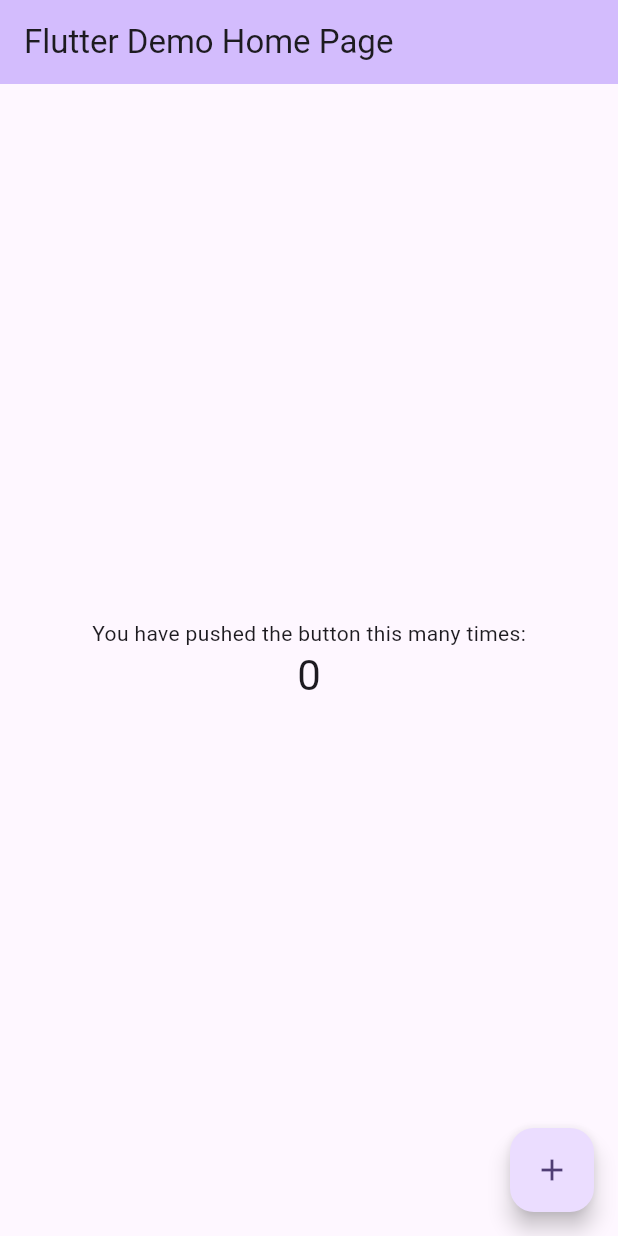
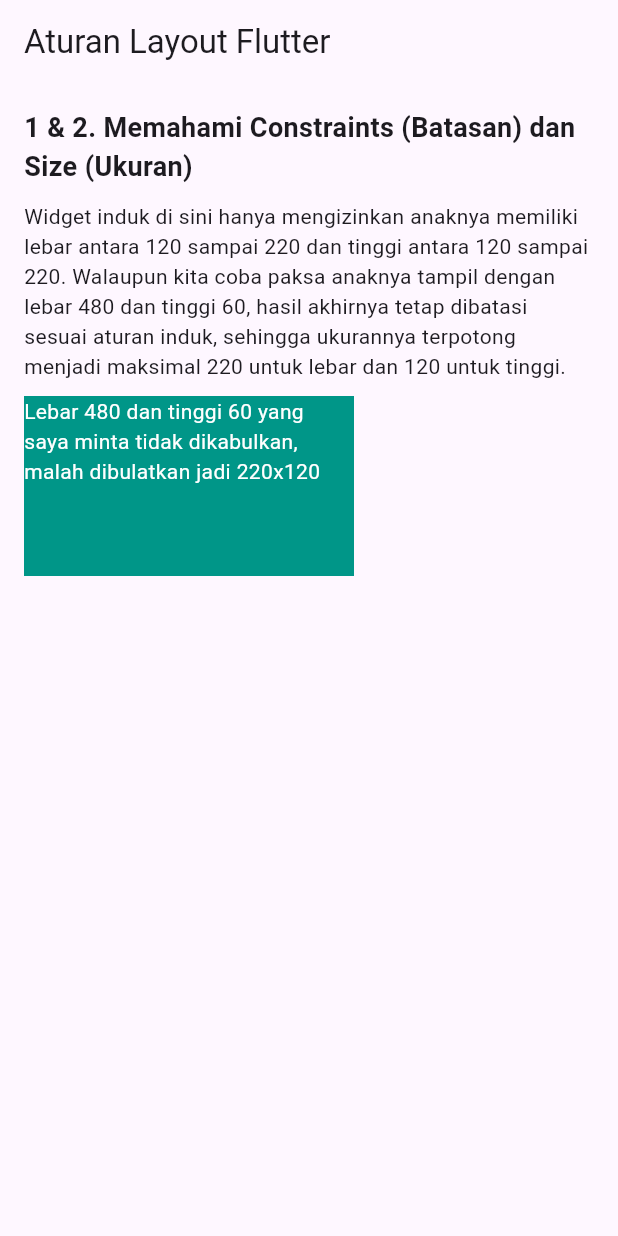
Before and after one commit to daffadermawan30/tugas_flutter_mobile, a Flutter app: the screen it shows after launch, on a phone screen of 412 x 824 dp. Run offline on Flutter 3.47's test engine with Material 3 defaults, Android fonts, the phone set to English and light mode, and no system bars.

Commit message:
membuat class mypages1 sedikit lakukan variasi dari contoh soal

```diff
--- a/lib/main.dart
+++ b/lib/main.dart
@@ -1,122 +1,61 @@
 import 'package:flutter/material.dart';
 
 void main() {
-  runApp(const MyApp());
+  runApp(const MaterialApp(home: LayoutRulesExample()));
 }
 
-class MyApp extends StatelessWidget {
-  const MyApp({super.key});
+class LayoutRulesExample extends StatelessWidget {
+  const LayoutRulesExample({super.key});
 
-  // This widget is the root of your application.
   @override
   Widget build(BuildContext context) {
-    return MaterialApp(
-      title: 'Flutter Demo',
-      theme: ThemeData(
-        // This is the theme of your application.
-        //
-        // TRY THIS: Try running your application with "flutter run". You'll see
-        // the application has a purple toolbar. Then, without quitting the app,
-        // try changing the seedColor in the colorScheme below to Colors.green
-        // and then invoke "hot reload" (save your changes or press the "hot
-        // reload" button in a Flutter-supported IDE, or press "r" if you used
-        // the command line to start the app).
-        //
-        // Notice that the counter didn't reset back to zero; the application
-        // state is not lost during the reload. To reset the state, use hot
-        // restart instead.
-        //
-        // This works for code too, not just values: Most code changes can be
-        // tested with just a hot reload.
-        colorScheme: .fromSeed(seedColor: Colors.deepPurple),
-      ),
-      home: const MyHomePage(title: 'Flutter Demo Home Page'),
+    return Scaffold(
+      appBar: AppBar(title: const Text("Aturan Layout Flutter")),
+      body: MyPages1(),
     );
   }
 }
 
-class MyHomePage extends StatefulWidget {
-  const MyHomePage({super.key, required this.title});
-
-  // This widget is the home page of your application. It is stateful, meaning
-  // that it has a State object (defined below) that contains fields that affect
-  // how it looks.
-
-  // This class is the configuration for the state. It holds the values (in this
-  // case the title) provided by the parent (in this case the App widget) and
-  // used by the build method of the State. Fields in a Widget subclass are
-  // always marked "final".
-
-  final String title;
-
-  @override
-  State<MyHomePage> createState() => _MyHomePageState();
-}
-
-class _MyHomePageState extends State<MyHomePage> {
-  int _counter = 0;
-
-  void _incrementCounter() {
-    setState(() {
-      // This call to setState tells the Flutter framework that something has
-      // changed in this State, which causes it to rerun the build method below
-      // so that the display can reflect the updated values. If we changed
-      // _counter without calling setState(), then the build method would not be
-      // called again, and so nothing would appear to happen.
-      _counter++;
-    });
-  }
+class MyPages1 extends StatelessWidget {
+  const MyPages1({super.key});
 
   @override
   Widget build(BuildContext context) {
-    // This method is rerun every time setState is called, for instance as done
-    // by the _incrementCounter method above.
-    //
-    // The Flutter framework has been optimized to make rerunning build methods
-    // fast, so that you can just rebuild anything that needs updating rather
-    // than having to individually change instances of widgets.
-    return Scaffold(
-      appBar: AppBar(
-        // TRY THIS: Try changing the color here to a specific color (to
-        // Colors.amber, perhaps?) and trigger a hot reload to see the AppBar
-        // change color while the other colors stay the same.
-        backgroundColor: Theme.of(context).colorScheme.inversePrimary,
-        // Here we take the value from the MyHomePage object that was created by
-        // the App.build method, and use it to set our appbar title.
-        title: Text(widget.title),
-      ),
-      body: Center(
-        // Center is a layout widget. It takes a single child and positions it
-        // in the middle of the parent.
+    return SingleChildScrollView(
+      child: Padding(
+        padding: const EdgeInsets.all(16.0),
         child: Column(
-          // Column is also a layout widget. It takes a list of children and
-          // arranges them vertically. By default, it sizes itself to fit its
-          // children horizontally, and tries to be as tall as its parent.
-          //
-          // Column has various properties to control how it sizes itself and
-          // how it positions its children. Here we use mainAxisAlignment to
-          // center the children vertically; the main axis here is the vertical
-          // axis because Columns are vertical (the cross axis would be
-          // horizontal).
-          //
-          // TRY THIS: Invoke "debug painting" (choose the "Toggle Debug Paint"
-          // action in the IDE, or press "p" in the console), to see the
-          // wireframe for each widget.
-          mainAxisAlignment: .center,
+          crossAxisAlignment: CrossAxisAlignment.start,
           children: [
-            const Text('You have pushed the button this many times:'),
-            Text(
-              '$_counter',
-              style: Theme.of(context).textTheme.headlineMedium,
+            const Text(
+              '1 & 2. Memahami Constraints (Batasan) dan Size (Ukuran)',
+              style: TextStyle(fontSize: 18, fontWeight: FontWeight.bold),
+            ),
+            const SizedBox(height: 10),
+            const Text(
+              'Widget induk di sini hanya mengizinkan anaknya memiliki lebar antara 120 sampai 220 dan tinggi antara 120 sampai 220. Walaupun kita coba paksa anaknya tampil dengan lebar 480 dan tinggi 60, hasil akhirnya tetap dibatasi sesuai aturan induk, sehingga ukurannya terpotong menjadi maksimal 220 untuk lebar dan 120 untuk tinggi.',
+            ),
+            const SizedBox(height: 10),
+            ConstrainedBox(
+              constraints: const BoxConstraints(
+                minWidth: 120,
+                maxWidth: 220,
+                minHeight: 120,
+                maxHeight: 220,
+              ),
+              child: Container(
+                width: 480,
+                height: 60,
+                color: Colors.teal,
+                child: const Text(
+                  'Lebar 480 dan tinggi 60 yang saya minta tidak dikabulkan, malah dibulatkan jadi 220x120',
+                  style: TextStyle(color: Colors.white),
+                ),
+              ),
             ),
           ],
         ),
       ),
-      floatingActionButton: FloatingActionButton(
-        onPressed: _incrementCounter,
-        tooltip: 'Increment',
-        child: const Icon(Icons.add),
-      ),
     );
   }
 }
```
